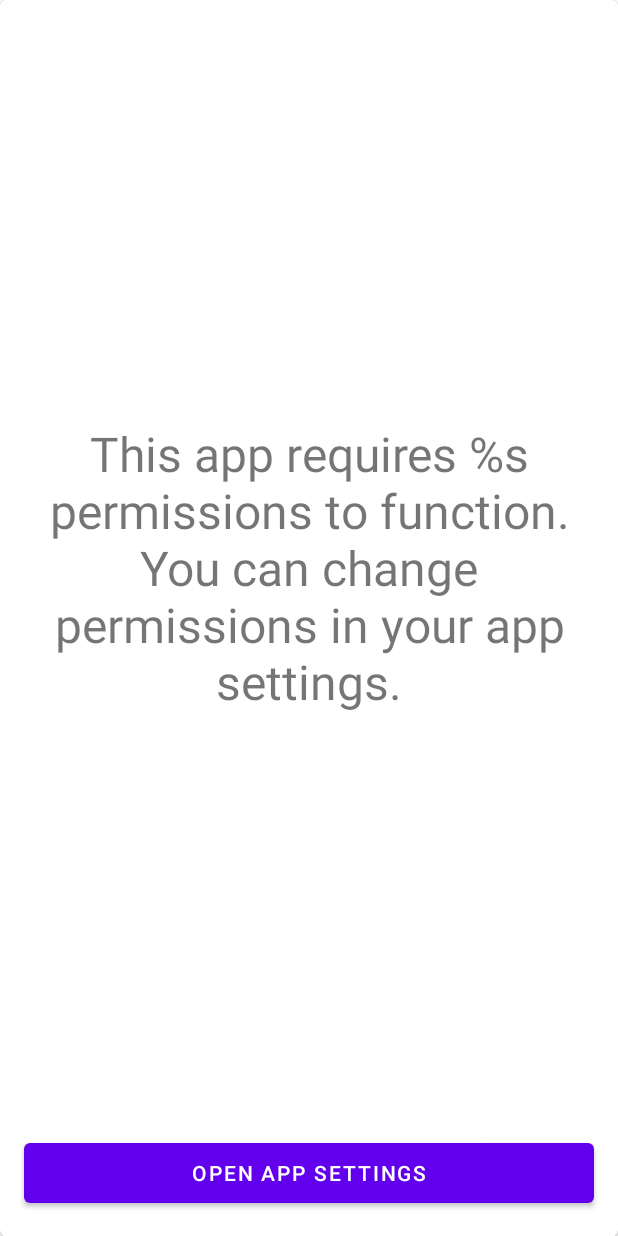
After one commit to ao90eit/NearbyPlaces2, an Android app: the layout permission_denied_layout.xml on its own in the app's theme, with its tools: preview values and no code run, on a phone screen of 412 x 824 dp. The commit adds this screen. Run offline under Robolectric (Android 15) with nearby library versions, the phone set to English and light mode, and no system bars.

Commit message:
Get location permissions

```diff
--- a/app/src/main/AndroidManifest.xml
+++ b/app/src/main/AndroidManifest.xml
@@ -2,9 +2,8 @@
 <manifest xmlns:android="http://schemas.android.com/apk/res/android"
     package="com.aoinc.nearbyplaces2">
 
+    <uses-permission android:name="android.permission.ACCESS_FINE_LOCATION" />
     <uses-permission android:name="android.permission.INTERNET" />
-    <uses-permission android:name="android.permission.ACCESS_COARSE_LOCATION" />
-    <uses-permission android:name="android.permission.ACCESS_FINE_LOCATION_LOCATION" />
     <uses-permission android:name="android.permission.ACCESS_NETWORK_STATE" />
 
     <application
--- a/app/src/main/res/layout/activity_main.xml
+++ b/app/src/main/res/layout/activity_main.xml
@@ -18,4 +18,10 @@
 <!--        android:name="com.aoinc.nearbyplaces2.view.MapFragment"-->
 <!--        />-->
 
+    <com.aoinc.nearbyplaces2.view.custom.PermissionDeniedView
+        android:id="@+id/permission_denied_view"
+        android:layout_width="match_parent"
+        android:layout_height="match_parent"
+        android:visibility="invisible"/>
+
 </androidx.constraintlayout.widget.ConstraintLayout>
--- /dev/null
+++ b/app/src/main/res/layout/permission_denied_layout.xml
@@ -0,0 +1,35 @@
+<?xml version="1.0" encoding="utf-8"?>
+<com.google.android.material.card.MaterialCardView xmlns:android="http://schemas.android.com/apk/res/android"
+    android:layout_width="match_parent"
+    android:layout_height="match_parent"
+    xmlns:app="http://schemas.android.com/apk/res-auto"
+    xmlns:tools="http://schemas.android.com/tools"
+    android:elevation="16dp">
+
+    <androidx.constraintlayout.widget.ConstraintLayout
+        android:layout_width="match_parent"
+        android:layout_height="match_parent">
+
+        <com.google.android.material.textview.MaterialTextView
+            android:id="@+id/message_textView"
+            app:layout_constraintBottom_toTopOf="@id/go_to_app_settings_button"
+            app:layout_constraintTop_toTopOf="parent"
+            android:layout_width="match_parent"
+            android:layout_height="wrap_content"
+            tools:text="@string/permission_denied_text"
+            android:textAlignment="center"
+            android:textSize="32sp"
+            android:layout_margin="16dp"/>
+
+        <com.google.android.material.button.MaterialButton
+            android:id="@+id/go_to_app_settings_button"
+            app:layout_constraintBottom_toBottomOf="parent"
+            app:layout_constraintEnd_toEndOf="parent"
+            app:layout_constraintStart_toStartOf="parent"
+            android:layout_width="match_parent"
+            android:layout_height="52dp"
+            android:layout_margin="16dp"
+            android:text="@string/open_app_settings_button" />
+
+    </androidx.constraintlayout.widget.ConstraintLayout>
+</com.google.android.material.card.MaterialCardView>
--- /dev/null
+++ b/app/src/main/res/values/attrs.xml
@@ -0,0 +1,6 @@
+<?xml version="1.0" encoding="utf-8"?>
+<resources>
+    <declare-styleable name="PermissionDeniedView">
+        <attr name="Message" format="string"/>
+    </declare-styleable>
+</resources>
--- a/app/src/main/res/values/strings.xml
+++ b/app/src/main/res/values/strings.xml
@@ -1,3 +1,6 @@
 <resources>
     <string name="app_name">NearbyPlaces2</string>
+    <string name="permission_denied_text">This app requires %s permissions to function. You can change permissions in your app settings.</string>
+    <string name="location">location</string>
+    <string name="open_app_settings_button">Open app settings</string>
 </resources>
```
Also changed, not shown: app/src/main/java/com/aoinc/nearbyplaces2/view/MainActivity.kt (+86 -21 lines), app/src/main/java/com/aoinc/nearbyplaces2/view/custom/PermissionDeniedView.kt (added, +50 -0 lines).
